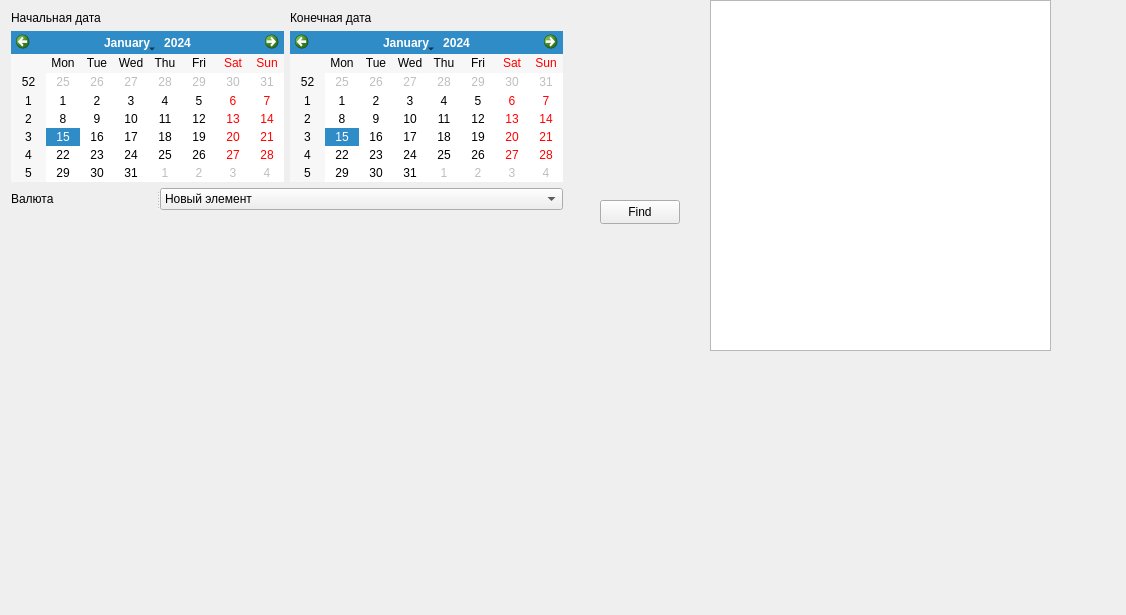
Before: the Qt Designer form NetworkManagerDemo/networkmanagerdemowidget.ui in BlueberryBotApi/NetworkManagerDemo, drawn with Qt 5.
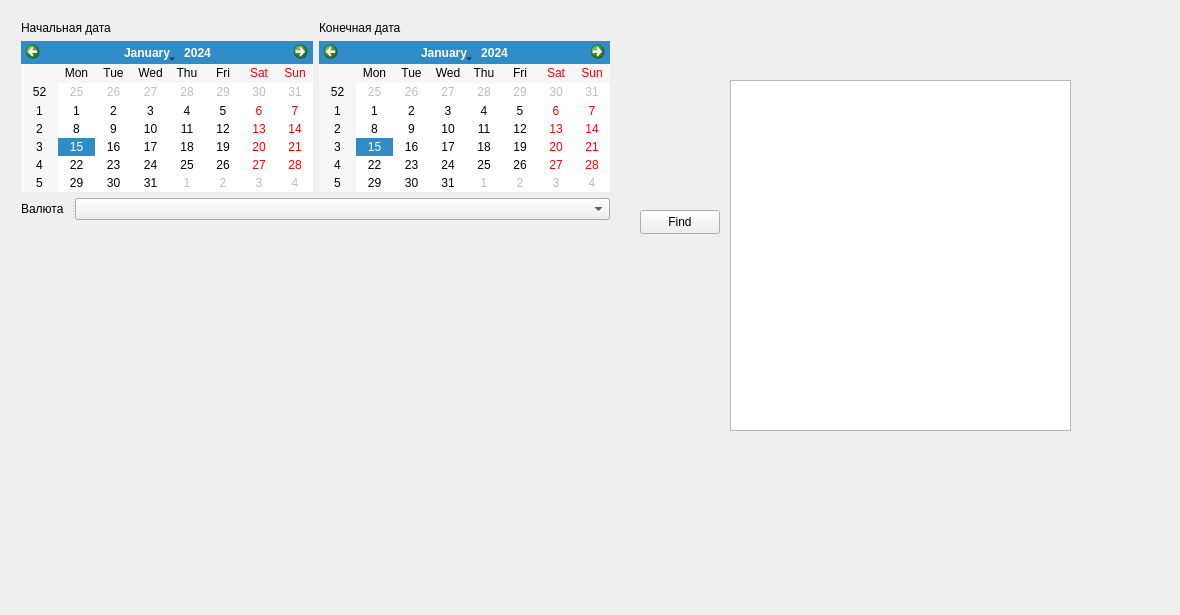
After: the same form once the commit is applied.

Commit message: Make a get request for ComboBox

What changed in the file:
```diff
--- a/NetworkManagerDemo/networkmanagerdemowidget.ui
+++ b/NetworkManagerDemo/networkmanagerdemowidget.ui
@@ -9,18 +9,24 @@
    <rect>
     <x>0</x>
     <y>0</y>
-    <width>1126</width>
+    <width>1180</width>
     <height>615</height>
    </rect>
   </property>
+  <property name="maximumSize">
+   <size>
+    <width>1000000</width>
+    <height>16777215</height>
+   </size>
+  </property>
   <property name="windowTitle">
    <string>NetworkManagerDemoWidget</string>
   </property>
   <widget class="QTextEdit" name="textEdit">
    <property name="geometry">
     <rect>
-     <x>710</x>
-     <y>0</y>
+     <x>730</x>
+     <y>80</y>
      <width>341</width>
      <height>351</height>
     </rect>
@@ -29,8 +35,8 @@
   <widget class="QPushButton" name="bnFind">
    <property name="geometry">
     <rect>
-     <x>600</x>
-     <y>200</y>
+     <x>640</x>
+     <y>210</y>
      <width>80</width>
      <height>24</height>
     </rect>
@@ -42,8 +48,8 @@
   <widget class="QLabel" name="errorString">
    <property name="geometry">
     <rect>
-     <x>10</x>
-     <y>310</y>
+     <x>20</x>
+     <y>580</y>
      <width>641</width>
      <height>24</height>
     </rect>
@@ -52,12 +58,12 @@
     <string/>
    </property>
   </widget>
-  <widget class="QWidget" name="">
+  <widget class="QWidget" name="layoutWidget">
    <property name="geometry">
     <rect>
-     <x>0</x>
-     <y>0</y>
-     <width>574</width>
+     <x>10</x>
+     <y>10</y>
+     <width>611</width>
      <height>221</height>
     </rect>
    </property>
@@ -74,7 +80,20 @@
          </widget>
         </item>
         <item>
-         <widget class="QCalendarWidget" name="calendarWidget"/>
+         <widget class="QCalendarWidget" name="calendarWidget">
+          <property name="minimumSize">
+           <size>
+            <width>0</width>
+            <height>0</height>
+           </size>
+          </property>
+          <property name="maximumSize">
+           <size>
+            <width>2000</width>
+            <height>16777215</height>
+           </size>
+          </property>
+         </widget>
         </item>
        </layout>
       </item>
@@ -88,7 +107,15 @@
          </widget>
         </item>
         <item>
-         <widget class="QCalendarWidget" name="calendarWidget_2"/>
+         <widget class="QCalendarWidget" name="calendarWidget_2">
+          <property name="minimumDate">
+           <date>
+            <year>1992</year>
+            <month>7</month>
+            <day>1</day>
+           </date>
+          </property>
+         </widget>
         </item>
        </layout>
       </item>
@@ -112,6 +139,12 @@
          <height>0</height>
         </size>
        </property>
+       <property name="maximumSize">
+        <size>
+         <width>50</width>
+         <height>16777215</height>
+        </size>
+       </property>
        <property name="text">
         <string>Валюта</string>
        </property>
@@ -135,11 +168,6 @@
          <height>16777215</height>
         </size>
        </property>
-       <item>
-        <property name="text">
-         <string>Новый элемент</string>
-        </property>
-       </item>
       </widget>
      </widget>
     </item>
```
The commit also changes 5 other files.
